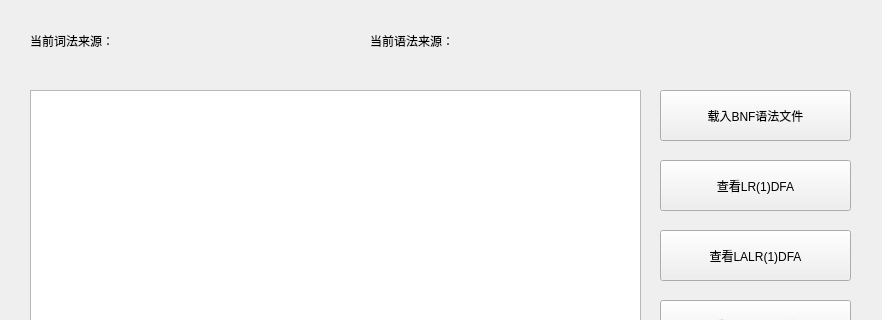
First picture: the form in project/grammarAnalyzer/gui/mainwindow.ui, repository King3212/Compiler-theory, before the edit; both pictures show x 0 to 882 and y 0 to 320 of the 882 by 982 pixel window.
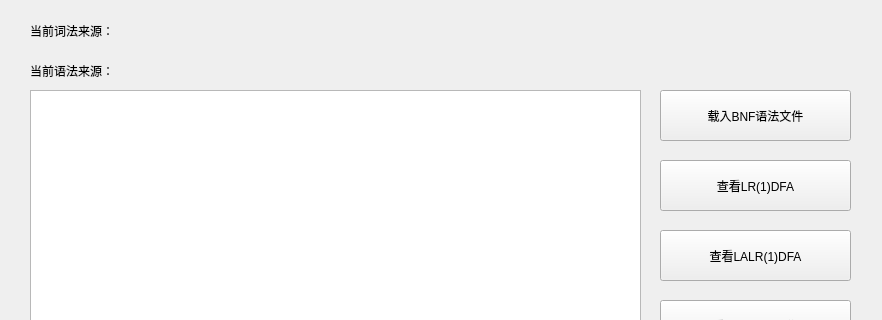
Second picture: the form after the edit.

What changed in the file:
```diff
--- a/project/grammarAnalyzer/gui/mainwindow.ui
+++ b/project/grammarAnalyzer/gui/mainwindow.ui
@@ -197,8 +197,8 @@
     <property name="geometry">
      <rect>
       <x>30</x>
-      <y>20</y>
-      <width>271</width>
+      <y>10</y>
+      <width>821</width>
       <height>41</height>
      </rect>
     </property>
@@ -209,9 +209,9 @@
    <widget class="QLabel" name="label_2">
     <property name="geometry">
      <rect>
-      <x>370</x>
-      <y>20</y>
-      <width>271</width>
+      <x>30</x>
+      <y>50</y>
+      <width>821</width>
       <height>41</height>
      </rect>
     </property>
```
Left out of the diff: 22 changed lines with no effect on the pictures.
